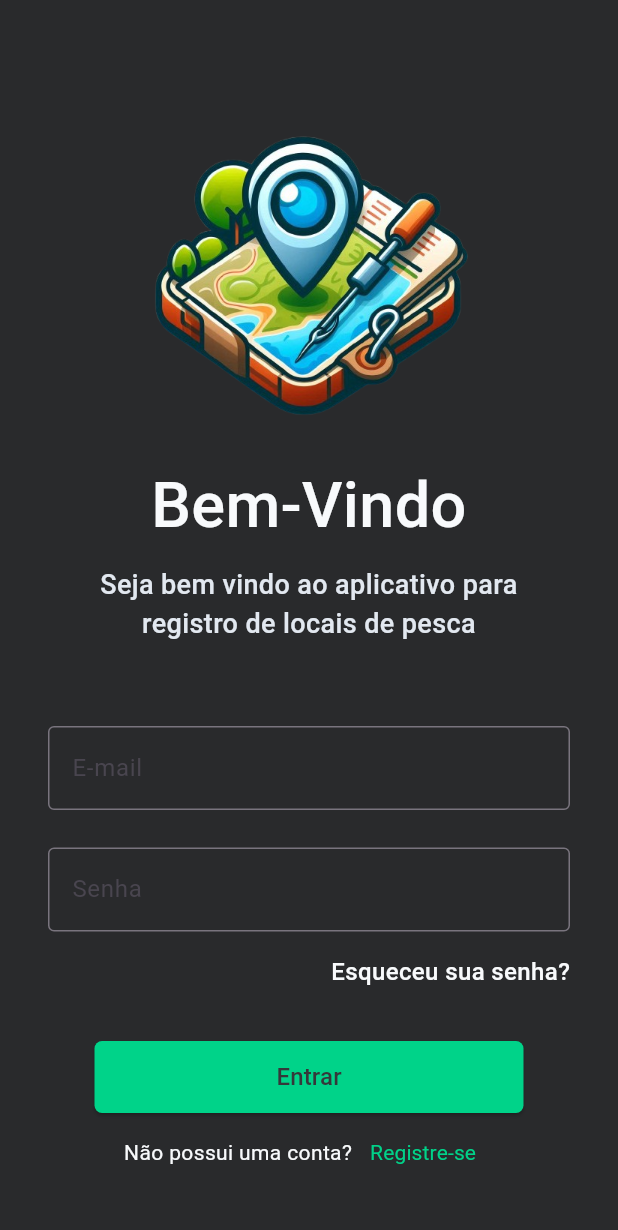
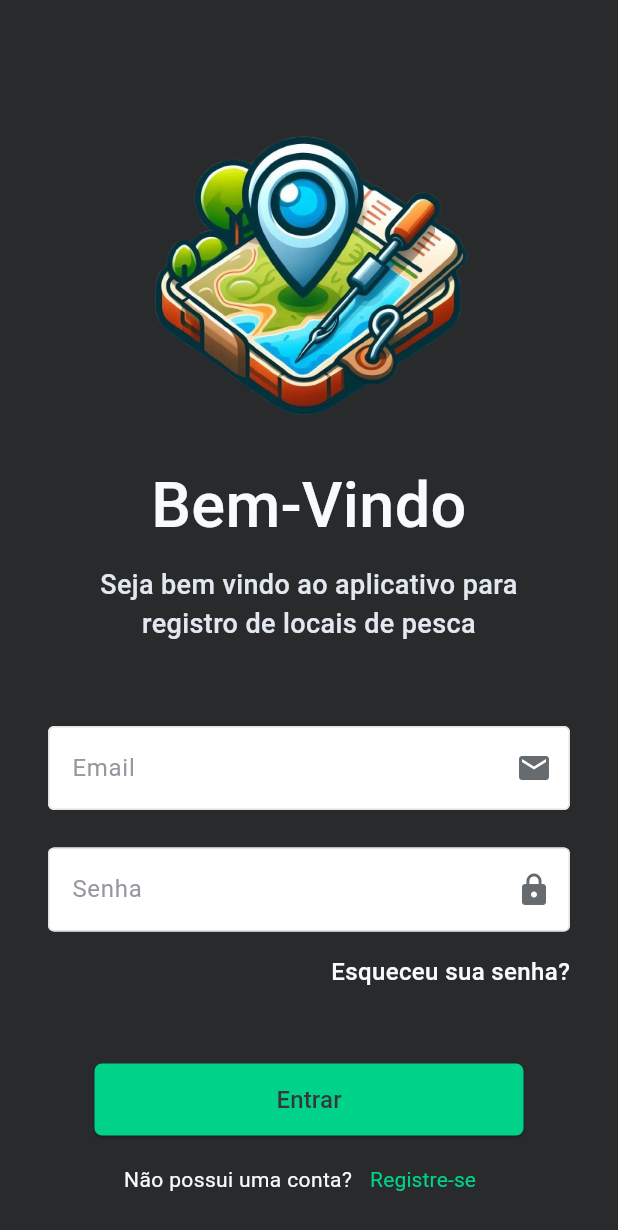
Before and after one commit to gbramoura/fishspot_app, a Flutter app: the screen it shows after launch, on a phone screen of 412 x 824 dp. Shown: the top 1230 px of the screen. Run offline on Flutter 3.47's test engine with Material 3 defaults, Android fonts, the phone set to English and light mode, and no system bars.

Commit message:
Change the structure of login page and create custom components

```diff
--- a/lib/src/app.dart
+++ b/lib/src/app.dart
@@ -1,4 +1,3 @@
-import 'package:fishspot_app/src/pages/home_page.dart';
 import 'package:fishspot_app/src/pages/login_page.dart';
 import 'package:flutter/material.dart';
 
@@ -13,7 +12,7 @@
       theme: ThemeData(
         useMaterial3: true,
       ),
-      home: const LoginPage(),
+      home: LoginPage(),
     );
   }
 }
--- /dev/null
+++ b/lib/src/components/custom_button.dart
@@ -0,0 +1,37 @@
+import 'package:fishspot_app/src/utils/hex_color_utils.dart';
+import 'package:flutter/material.dart';
+
+class CustomButton extends StatelessWidget {
+  final String label;
+  final Size? fixedSize;
+  final void Function() onPressed;
+
+  const CustomButton({
+    super.key,
+    required this.label,
+    required this.onPressed,
+    this.fixedSize,
+  });
+
+  @override
+  Widget build(BuildContext context) {
+    return ElevatedButton(
+      onPressed: onPressed,
+      style: ElevatedButton.styleFrom(
+        fixedSize: fixedSize,
+        shape: RoundedRectangleBorder(
+          borderRadius: BorderRadius.circular(5),
+        ),
+        backgroundColor: HexColor('#00D389'),
+      ),
+      child: Text(
+        label,
+        style: TextStyle(
+          color: HexColor('#35383A'),
+          fontWeight: FontWeight.w500,
+          fontSize: 16,
+        ),
+      ),
+    );
+  }
+}
--- /dev/null
+++ b/lib/src/components/custom_input_text.dart
@@ -0,0 +1,45 @@
+import 'package:fishspot_app/src/utils/hex_color_utils.dart';
+import 'package:flutter/material.dart';
+
+class CustomInputText extends StatelessWidget {
+  final TextEditingController controller;
+  final String hintText;
+  final bool obscureText;
+  final Icon? icon;
+
+  const CustomInputText({
+    super.key,
+    required this.controller,
+    required this.hintText,
+    required this.obscureText,
+    this.icon,
+  });
+
+  @override
+  Widget build(BuildContext context) {
+    return TextField(
+      controller: controller,
+      obscureText: obscureText,
+      decoration: InputDecoration(
+        border: OutlineInputBorder(),
+        suffixIcon: icon,
+        focusedBorder: OutlineInputBorder(
+          borderSide: BorderSide(
+            color: HexColor('#00D389'),
+          ),
+        ),
+        enabledBorder: OutlineInputBorder(
+          borderSide: BorderSide(
+            color: HexColor('#E2E2E2'),
+          ),
+        ),
+        hintText: hintText,
+        filled: true,
+        fillColor: HexColor('#FFFFFF'),
+        hintStyle: TextStyle(
+          color: HexColor('#9B959F'),
+        ),
+      ),
+    );
+  }
+}
--- /dev/null
+++ b/lib/src/components/custom_text_button.dart
@@ -0,0 +1,28 @@
+import 'package:fishspot_app/src/utils/hex_color_utils.dart';
+import 'package:flutter/material.dart';
+
+class CustomTextButton extends StatelessWidget {
+  final String label;
+  final void Function() onPressed;
+
+  const CustomTextButton({
+    super.key,
+    required this.label,
+    required this.onPressed,
+  });
+
+  @override
+  Widget build(BuildContext context) {
+    return TextButton(
+      onPressed: onPressed,
+      child: Text(
+        label,
+        style: TextStyle(
+          color: HexColor('#00D389'),
+          fontWeight: FontWeight.w400,
+          fontSize: 14,
+        ),
+      ),
+    );
+  }
+}
--- a/lib/src/pages/login_page.dart
+++ b/lib/src/pages/login_page.dart
@@ -1,17 +1,26 @@
+import 'package:fishspot_app/src/components/custom_input_text.dart';
+import 'package:fishspot_app/src/components/custom_text_button.dart';
 import 'package:fishspot_app/src/utils/hex_color_utils.dart';
 import 'package:flutter/material.dart';
 
+import '../components/custom_button.dart';
+
 class LoginPage extends StatelessWidget {
-  const LoginPage({super.key});
+  LoginPage({super.key});
+
+  final usernameController = TextEditingController();
+  final passwordController = TextEditingController();
 
   @override
   Widget build(BuildContext context) {
     return Scaffold(
-      body: Container(
-        color: HexColor('#292A2C'),
+      extendBody: true,
+      backgroundColor: HexColor('#292A2C'),
+      body: SingleChildScrollView(
         child: Padding(
           padding: EdgeInsets.all(32),
           child: Column(
+            mainAxisAlignment: MainAxisAlignment.center,
             children: [
               Center(
                 child: Padding(
@@ -43,24 +52,34 @@
                   ),
                 ),
               ),
-              Padding(
-                padding: EdgeInsets.fromLTRB(0, 10, 0, 25),
-                child: TextField(
-                  decoration: InputDecoration(
-                    border: OutlineInputBorder(),
-                    hintText: 'E-mail',
+              Column(
+                children: [
+                  SizedBox(height: 10),
+                  CustomInputText(
+                    controller: usernameController,
+                    hintText: 'Email',
+                    obscureText: false,
+                    icon: Icon(
+                      Icons.email,
+                      color: HexColor('#666B70'),
                     ),
                   ),
-              ),
-              TextField(
-                decoration: InputDecoration(
-                  border: OutlineInputBorder(),
+                  SizedBox(height: 25),
+                  CustomInputText(
+                    controller: passwordController,
                     hintText: 'Senha',
+                    obscureText: true,
+                    icon: Icon(
+                      Icons.lock,
+                      color: HexColor('#666B70'),
                     ),
                   ),
-              Container(
-                alignment: Alignment.centerRight,
-                child: Padding(
+                ],
+              ),
+              Row(
+                mainAxisAlignment: MainAxisAlignment.end,
+                children: [
+                  Padding(
                     padding: EdgeInsets.fromLTRB(0, 15, 0, 0),
                     child: Text(
                       'Esqueceu sua senha?',
@@ -71,32 +90,16 @@
                       ),
                     ),
                   ),
+                ],
               ),
-              Padding(
-                padding: EdgeInsets.fromLTRB(0, 35, 0, 0),
-                child: ElevatedButton(
+              SizedBox(height: 50),
+              CustomButton(
                 onPressed: () {},
-                  style: ElevatedButton.styleFrom(
                 fixedSize: Size(286, 48),
-                    shape: RoundedRectangleBorder(
-                      borderRadius: BorderRadius.circular(5),
+                label: 'Entrar',
               ),
-                    backgroundColor: HexColor('#00D389'),
-                  ),
-                  child: Text(
-                    'Entrar',
-                    style: TextStyle(
-                      color: HexColor('#35383A'),
-                      fontWeight: FontWeight.w500,
-                      fontSize: 16,
-                    ),
-                  ),
-                ),
-              ),
-              Expanded(
-                child: Container(
-                  alignment: Alignment.bottomLeft,
-                  child: Row(
+              SizedBox(height: 5),
+              Row(
                 mainAxisAlignment: MainAxisAlignment.center,
                 children: [
                   Text(
@@ -107,21 +110,12 @@
                       fontSize: 14,
                     ),
                   ),
-                      TextButton(
+                  CustomTextButton(
+                    label: 'Registre-se',
                     onPressed: () {},
-                        child: Text(
-                          'Registre-se',
-                          style: TextStyle(
-                            color: HexColor('#00D389'),
-                            fontWeight: FontWeight.w400,
-                            fontSize: 14,
-                          ),
-                        ),
                   ),
                 ],
-                  ),
-                ),
-              ),
+              )
             ],
           ),
         ),
```
Also changed, not shown: 1 other file. Lines whose indentation alone changed are shown as unchanged.
